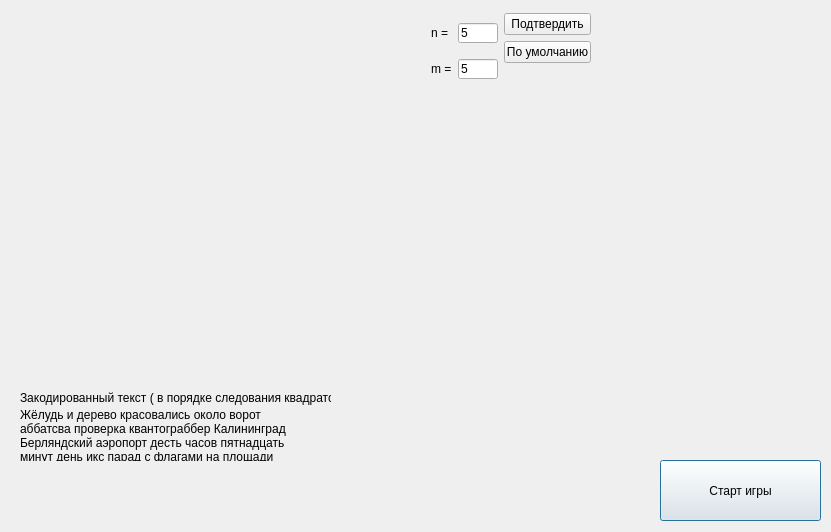
First picture: the form in root_window.ui, repository shm0nya/Lipilin-s-game, before the edit.
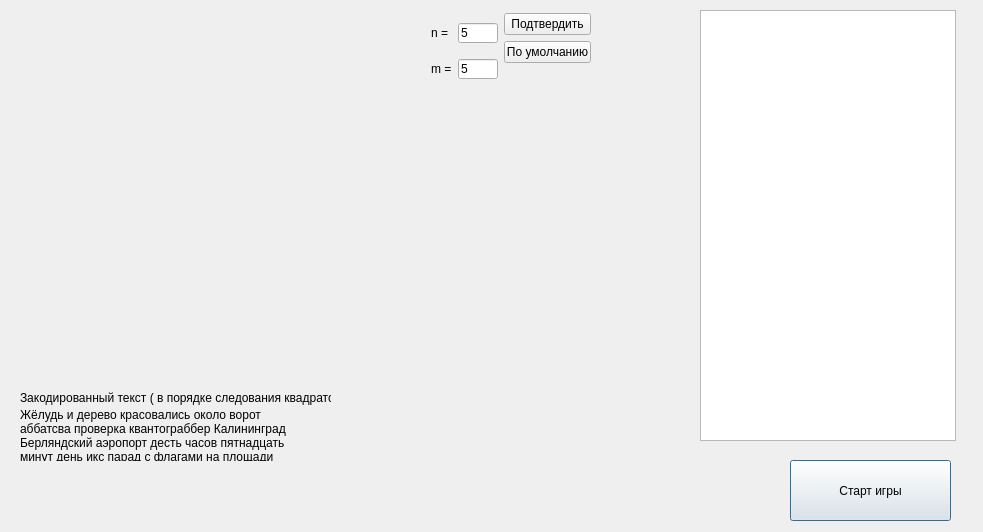
Second picture: the form after the edit.

```diff
--- a/root_window.ui
+++ b/root_window.ui
@@ -6,7 +6,7 @@
    <rect>
     <x>0</x>
     <y>0</y>
-    <width>831</width>
+    <width>983</width>
     <height>532</height>
    </rect>
   </property>
@@ -56,7 +56,7 @@
   <widget class="QPushButton" name="button_start">
    <property name="geometry">
     <rect>
-     <x>660</x>
+     <x>790</x>
      <y>460</y>
      <width>161</width>
      <height>61</height>
@@ -173,6 +173,16 @@
     </item>
    </layout>
   </widget>
+  <widget class="QListWidget" name="user_list">
+   <property name="geometry">
+    <rect>
+     <x>700</x>
+     <y>10</y>
+     <width>256</width>
+     <height>431</height>
+    </rect>
+   </property>
+  </widget>
  </widget>
  <resources/>
  <connections/>
```
